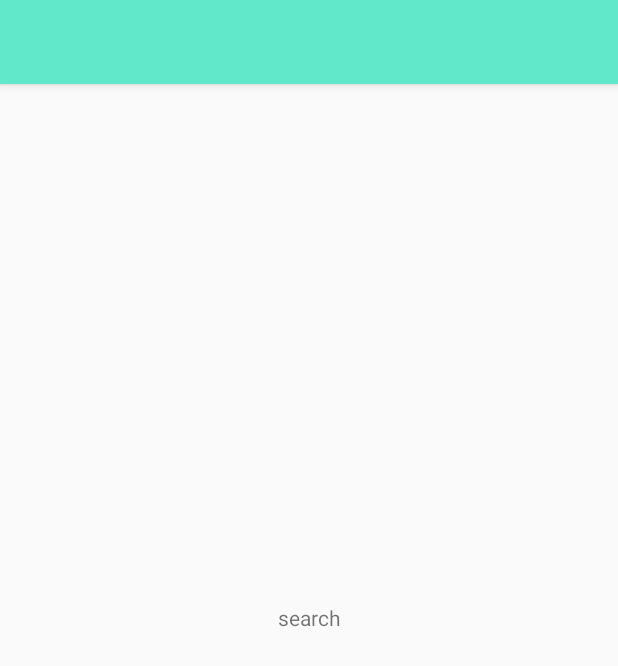
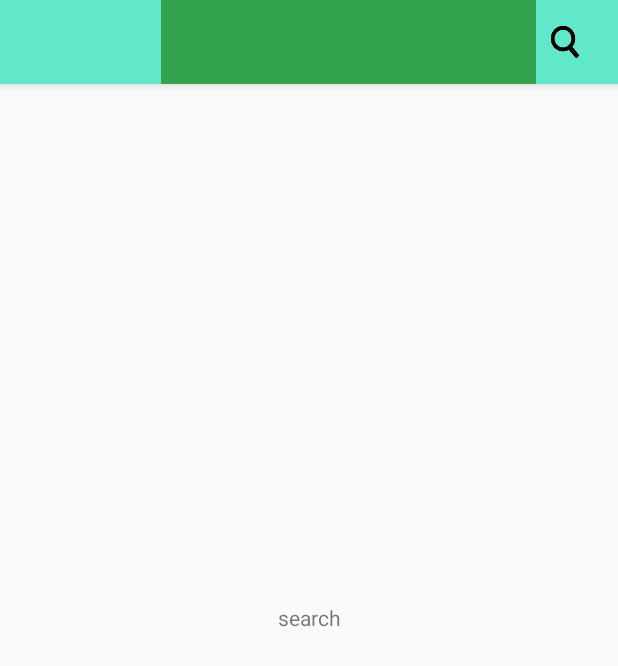
Before and after one commit to iplaycloud/JsReview, an Android app: the layout activity_search.xml on its own in the app's theme, with its tools: preview values and no code run, on a phone screen of 412 x 824 dp. Shown: the top 666 px of the screen. Run offline under Robolectric (Android 15) with nearby library versions, the phone set to English and light mode, and no system bars.

Commit message:
增加search功能-2016-12-20

```diff
--- a/app/src/main/AndroidManifest.xml
+++ b/app/src/main/AndroidManifest.xml
@@ -37,7 +37,7 @@
         <activity android:name=".setting.view.SettingCacheActivity" />
         <activity android:name=".setting.view.CreateTableActivity" />
         <activity android:name=".setting.view.VersionNoteActivity" />
-        <activity android:name=".review.view.SearchActivity" />
+        <activity android:name=".search.view.SearchActivity" />
         <activity android:name=".review.view.AddContentActivity" />
         <activity android:name=".review.view.AddPointActivity" />
         <activity android:name=".test.view.AddTestActivity"></activity>
--- a/app/src/main/java/com/iplay/jsreview/main/MainActivity.java
+++ b/app/src/main/java/com/iplay/jsreview/main/MainActivity.java
@@ -19,7 +19,6 @@ import android.widget.EditText;
 import android.widget.ImageButton;
 import android.widget.LinearLayout;
 import android.widget.TextView;
-import android.widget.Toast;
 
 import com.iplay.jsreview.R;
 import com.iplay.jsreview.commons.base.BaseActivity;
@@ -27,7 +26,7 @@ import com.iplay.jsreview.commons.utils.DoubleClickExitHelper;
 import com.iplay.jsreview.review.model.bean.Unit;
 import com.iplay.jsreview.review.view.AddPointActivity;
 import com.iplay.jsreview.review.view.ReviewFragment;
-import com.iplay.jsreview.review.view.SearchActivity;
+import com.iplay.jsreview.search.view.SearchActivity;
 import com.iplay.jsreview.setting.view.SettingFragment;
 import com.iplay.jsreview.test.view.AddTestActivity;
 import com.iplay.jsreview.test.view.TestFragment;
--- a/app/src/main/res/layout/activity_search.xml
+++ b/app/src/main/res/layout/activity_search.xml
@@ -4,9 +4,9 @@
     android:id="@+id/activity_search"
     android:layout_width="match_parent"
     android:layout_height="match_parent"
-    tools:context="com.iplay.jsreview.review.view.SearchActivity">
+    tools:context="com.iplay.jsreview.search.view.SearchActivity">
 
-    <include layout="@layout/include_toolbar" />
+    <include layout="@layout/include_search_toolbar" />
 
     <TextView
         android:layout_width="match_parent"
--- /dev/null
+++ b/app/src/main/res/layout/include_search_toolbar.xml
@@ -0,0 +1,40 @@
+<?xml version="1.0" encoding="utf-8"?>
+<android.support.design.widget.AppBarLayout xmlns:android="http://schemas.android.com/apk/res/android"
+    android:id="@+id/toolbar"
+    android:layout_width="match_parent"
+    android:layout_height="wrap_content"
+    android:fitsSystemWindows="true">
+
+    <android.support.v7.widget.Toolbar
+        android:id="@+id/tb_search_toolbar"
+        android:layout_width="match_parent"
+        android:layout_height="?actionBarSize"
+        android:popupTheme="@style/ToolbarPopupTheme">
+
+        <RelativeLayout
+            android:layout_width="wrap_content"
+            android:layout_height="match_parent"
+            android:layout_gravity="right"
+            android:layout_marginRight="16dp">
+
+            <EditText
+                android:id="@+id/et_search"
+                android:layout_width="250dp"
+                android:layout_height="match_parent"
+                android:background="@color/green" />
+
+            <ImageButton
+                android:id="@+id/ib_search"
+                android:layout_width="wrap_content"
+                android:layout_height="match_parent"
+                android:background="@color/theme_color"
+                android:layout_toRightOf="@id/et_search"
+                android:gravity="center"
+                android:paddingRight="10dp"
+                android:paddingLeft="10dp"
+                android:src="@mipmap/icon_search" />
+
+        </RelativeLayout>
+
+    </android.support.v7.widget.Toolbar>
+</android.support.design.widget.AppBarLayout>
```
Also changed, not shown: app/src/main/java/com/iplay/jsreview/review/view/SearchActivity.java (deleted, +0 -24 lines), app/src/main/java/com/iplay/jsreview/search/view/ContentListActivity.java (added, +122 -0 lines), app/src/main/java/com/iplay/jsreview/search/view/ContentListFragment.java (added, +207 -0 lines), app/src/main/java/com/iplay/jsreview/search/view/SearchActivity.java (added, +45 -0 lines).
